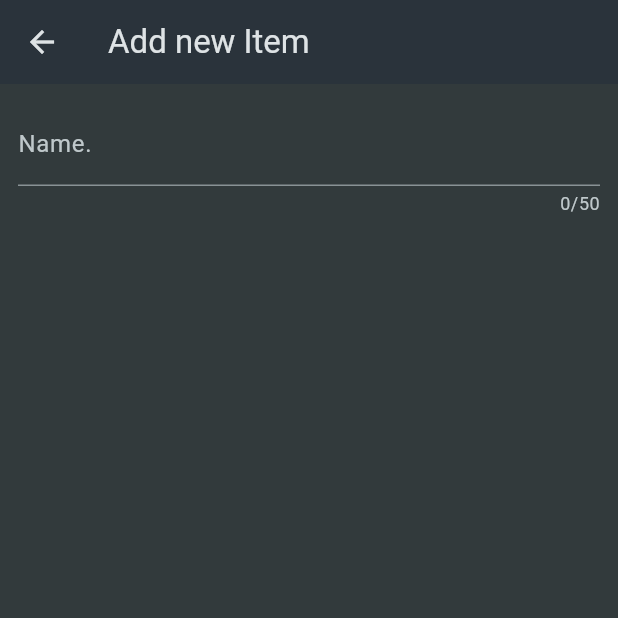
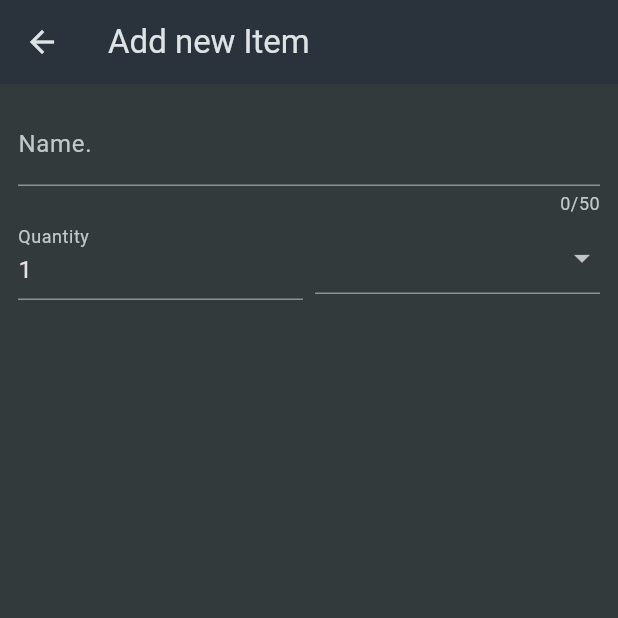
Before and after one commit to BilawalMir/Shopping_App, a Flutter app: the NewItem screen opened directly, on a phone screen of 412 x 824 dp, the top half of it. Run offline on Flutter 3.47's test engine with Material 3 defaults, Android fonts, the phone set to English and light mode, and no system bars.

Commit message:
update new screen

```diff
--- a/lib/widgets/new_item.dart
+++ b/lib/widgets/new_item.dart
@@ -1,4 +1,5 @@
 import 'package:flutter/material.dart';
+import 'package:shopping_list/data/categories.dart';
 
 class NewItem extends StatefulWidget {
   const NewItem({super.key});
@@ -23,6 +24,39 @@ class _NewItemState extends State<NewItem> {
                   return "Demo....";
                 },
               ),
+              Row(
+                children: [
+                  Expanded(
+                    child: TextFormField(
+                      decoration: InputDecoration(label: Text("Quantity")),
+                      initialValue: "1",
+                    ),
+                  ),
+                  const SizedBox(width: 8),
+                  Expanded(
+                    child: DropdownButtonFormField(
+                      items: [
+                        for (final category in categories.entries)
+                          DropdownMenuItem(
+                            value: category.value,
+                            child: Row(
+                              children: [
+                                Container(
+                                  width: 16,
+                                  height: 16,
+                                  color: category.value.color,
+                                ),
+                                const SizedBox(width: 6),
+                                Text(category.value.title),
+                              ],
+                            ),
+                          ),
+                      ],
+                      onChanged: (value) {},
+                    ),
+                  ),
+                ],
+              ),
             ],
           ),
         ),
```
